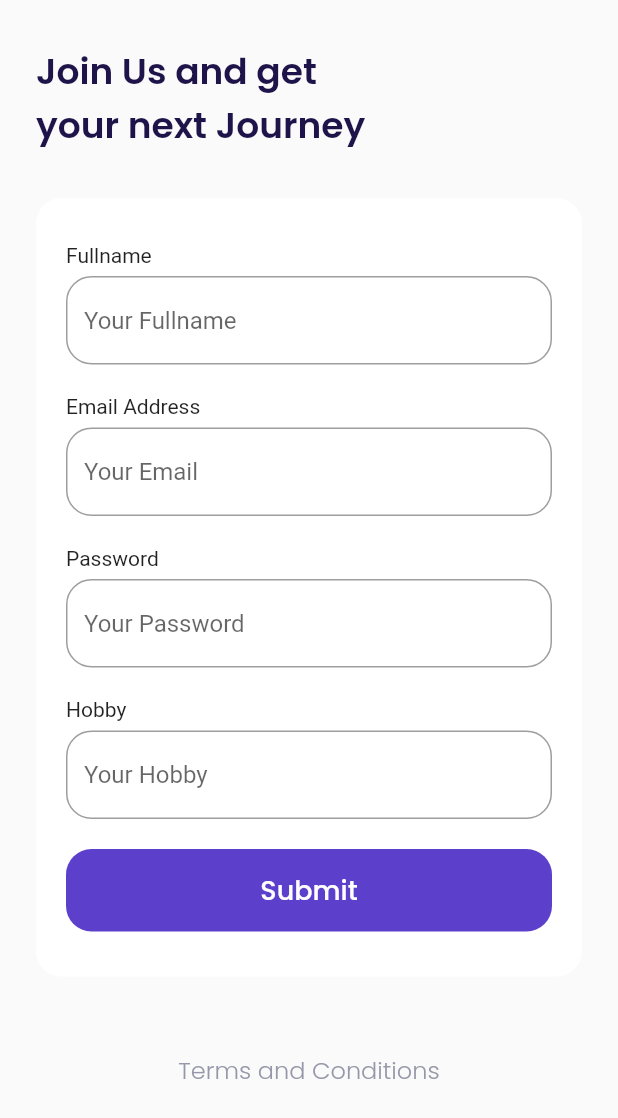
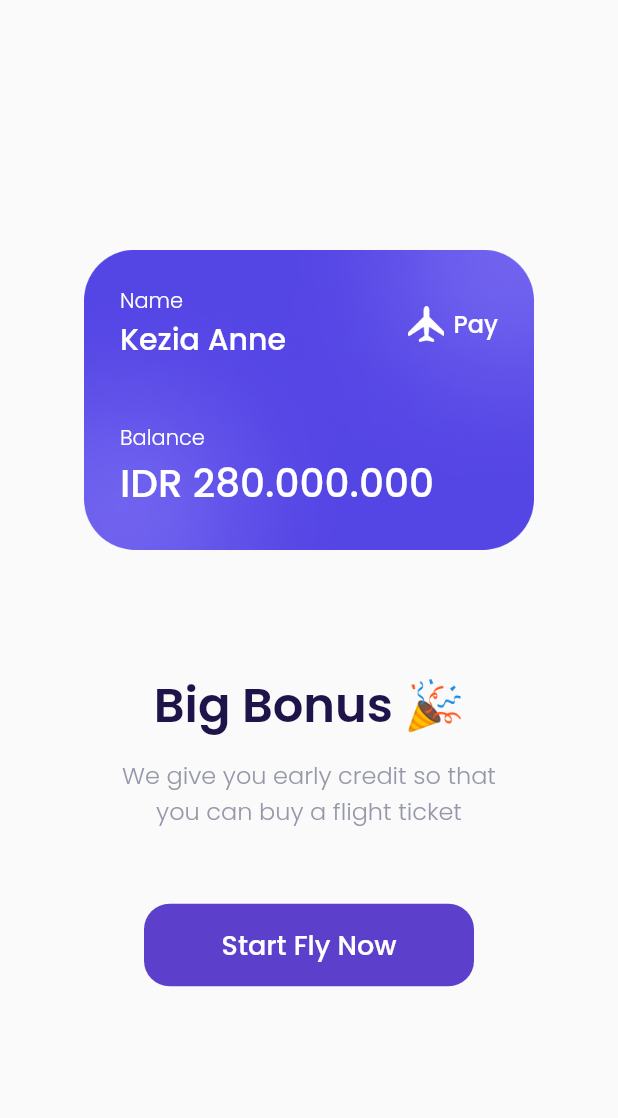
Before and after one commit to rizkyferdian/Flutter-Airplane-BLOC, a Flutter app: the SignUpPage screen opened by its route, after a tap on "Submit", on a phone screen of 412 x 824 dp. Shown: the top 1118 px of the screen. Run offline on Flutter 3.47's test engine with Material 2 defaults, Android fonts, the phone set to English and light mode, and no system bars; our stand-ins replace google_fonts; missing offline and left inert: dart:html.

Commit message:
bonus Page

```diff
--- a/lib/main.dart
+++ b/lib/main.dart
@@ -1,3 +1,4 @@
+import 'package:airplane/ui/pages/bonus_page.dart';
 import 'package:airplane/ui/pages/get_started.dart';
 import 'package:airplane/ui/pages/sign_up_page.dart';
 import 'package:airplane/ui/pages/splash_page.dart';
@@ -18,6 +19,7 @@ class MyApp extends StatelessWidget {
         '/': (context) => SplashScreen(),
         '/get-started': (context) => GetStarted(),
         '/sign-up': (context) => SignUpPage(),
+        '/bonus': (context) => BonusPage(),
       },
     );
   }
--- /dev/null
+++ b/lib/ui/pages/bonus_page.dart
@@ -0,0 +1,150 @@
+import 'dart:html';
+
+import 'package:airplane/shared/theme.dart';
+import 'package:flutter/material.dart';
+
+class BonusPage extends StatelessWidget {
+  const BonusPage({Key? key}) : super(key: key);
+
+  @override
+  Widget build(BuildContext context) {
+    Widget bonusCard() {
+      return Container(
+        width: 300,
+        height: 200,
+        padding: EdgeInsets.all(defaultMargin),
+        decoration: BoxDecoration(
+          image: DecorationImage(
+            image: AssetImage("assets/image_card.png"),
+          ),
+        ),
+        child: Column(
+          crossAxisAlignment: CrossAxisAlignment.start,
+          children: [
+            Row(
+              children: [
+                Expanded(
+                  child: Column(
+                    crossAxisAlignment: CrossAxisAlignment.start,
+                    children: [
+                      Text(
+                        "Name",
+                        style: whiteTextStyle.copyWith(
+                          fontWeight: light,
+                        ),
+                      ),
+                      Text(
+                        "Kezia Anne",
+                        style: whiteTextStyle.copyWith(
+                            fontSize: 20, fontWeight: medium),
+                      ),
+                    ],
+                  ),
+                ),
+                Container(
+                  width: 24,
+                  height: 24,
+                  margin: const EdgeInsets.only(right: 6),
+                  decoration: const BoxDecoration(
+                    image: DecorationImage(
+                      image: AssetImage("assets/icon_plane.png"),
+                    ),
+                  ),
+                ),
+                Text(
+                  "Pay",
+                  style: whiteTextStyle.copyWith(
+                    fontSize: 16,
+                    fontWeight: medium,
+                  ),
+                )
+              ],
+            ),
+            SizedBox(
+              height: 40,
+            ),
+            Text(
+              'Balance',
+              style: whiteTextStyle.copyWith(
+                fontWeight: light,
+              ),
+            ),
+            Text(
+              'IDR 280.000.000',
+              style: whiteTextStyle.copyWith(
+                fontSize: 26,
+                fontWeight: medium,
+              ),
+            ),
+          ],
+        ),
+      );
+    }
+
+    Widget title() {
+      return Container(
+        margin: EdgeInsets.only(top: 80),
+        child: Text(
+          'Big Bonus 🎉',
+          style: blackTextStyle.copyWith(
+            fontSize: 32,
+            fontWeight: semiBold,
+          ),
+        ),
+      );
+    }
+
+    Widget subtitle() {
+      return Container(
+        margin: EdgeInsets.only(top: 10),
+        child: Text(
+          'We give you early credit so that\nyou can buy a flight ticket',
+          style: greyTextStyle.copyWith(
+            fontSize: 16,
+            fontWeight: light,
+          ),
+          textAlign: TextAlign.center,
+        ),
+      );
+    }
+
+    Widget startButton() {
+      return Container(
+        width: 220,
+        margin: EdgeInsets.only(top: 50),
+        height: 55,
+        child: TextButton(
+          onPressed: () {},
+          style: TextButton.styleFrom(
+            backgroundColor: kPrimaryColor,
+            shape: RoundedRectangleBorder(
+              borderRadius: BorderRadius.circular(defaultRadius),
+            ),
+          ),
+          child: Text(
+            "Start Fly Now",
+            style: whiteTextStyle.copyWith(
+              fontSize: 18,
+              fontWeight: medium,
+            ),
+          ),
+        ),
+      );
+    }
+
+    return Scaffold(
+      backgroundColor: kBackgroundColor,
+      body: Center(
+        child: Column(
+          mainAxisAlignment: MainAxisAlignment.center,
+          children: [
+            bonusCard(),
+            title(),
+            subtitle(),
+            startButton(),
+          ],
+        ),
+      ),
+    );
+  }
+}
--- a/lib/ui/pages/sign_up_page.dart
+++ b/lib/ui/pages/sign_up_page.dart
@@ -178,7 +178,9 @@ class SignUpPage extends StatelessWidget {
                 ),
               ),
             ),
-            onPressed: () {},
+            onPressed: () {
+              Navigator.pushNamed(context, "/bonus");
+            },
             child: Text(
               "Submit",
               style: whiteTextStyle.copyWith(
```
